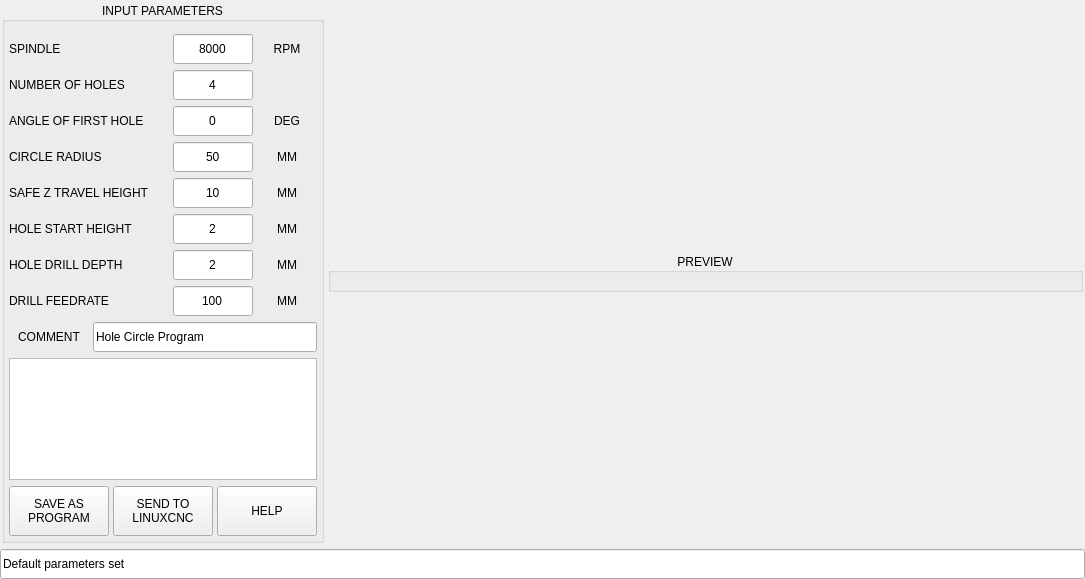
persei802/QtDragon_hd, file lib/hole_circle.ui: the form before one commit.
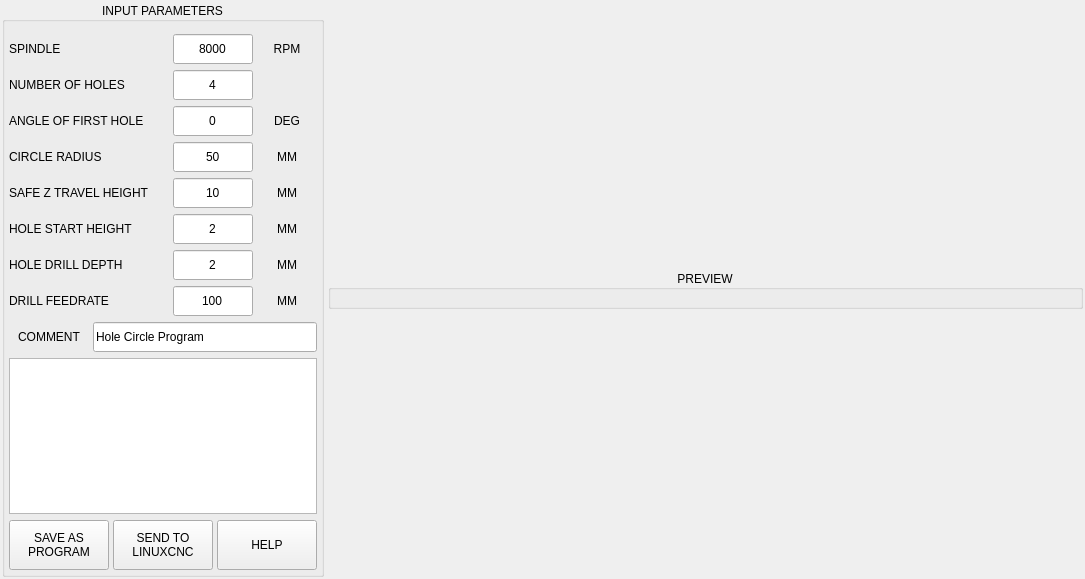
The form after the commit.

Patch:
```diff
--- a/lib/hole_circle.ui
+++ b/lib/hole_circle.ui
@@ -1052,19 +1052,16 @@
           </widget>
          </item>
          <item>
-          <widget class="QPlainTextEdit" name="report">
-           <property name="sizePolicy">
-            <sizepolicy hsizetype="Preferred" vsizetype="Expanding">
-             <horstretch>0</horstretch>
-             <verstretch>0</verstretch>
-            </sizepolicy>
+          <widget class="QTableView" name="report">
+           <property name="showGrid">
+            <bool>false</bool>
            </property>
-           <property name="documentTitle">
-            <string>Hole Coordinates</string>
-           </property>
-           <property name="readOnly">
-            <bool>true</bool>
-           </property>
+           <attribute name="horizontalHeaderDefaultSectionSize">
+            <number>60</number>
+           </attribute>
+           <attribute name="verticalHeaderVisible">
+            <bool>false</bool>
+           </attribute>
           </widget>
          </item>
          <item>
@@ -1232,37 +1229,6 @@
      </layout>
     </widget>
    </item>
-   <item>
-    <widget class="QLineEdit" name="lineEdit_status">
-     <property name="sizePolicy">
-      <sizepolicy hsizetype="Preferred" vsizetype="Preferred">
-       <horstretch>0</horstretch>
-       <verstretch>0</verstretch>
-      </sizepolicy>
-     </property>
-     <property name="minimumSize">
-      <size>
-       <width>0</width>
-       <height>30</height>
-      </size>
-     </property>
-     <property name="maximumSize">
-      <size>
-       <width>16777215</width>
-       <height>30</height>
-      </size>
-     </property>
-     <property name="text">
-      <string>Default parameters set</string>
-     </property>
-     <property name="readOnly">
-      <bool>true</bool>
-     </property>
-     <property name="placeholderText">
-      <string/>
-     </property>
-    </widget>
-   </item>
   </layout>
  </widget>
  <resources/>
```
